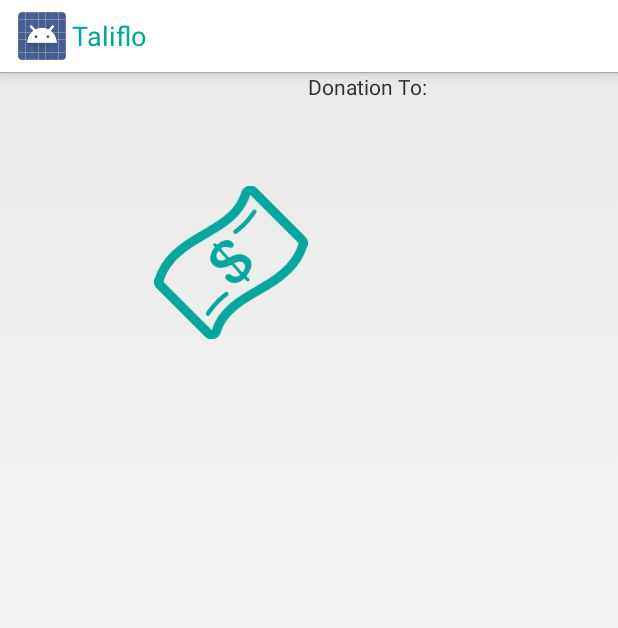
After one commit to Taliflo/giveloco_mobile, an Android app: the layout history_list_item.xml on its own in the app's theme, with its tools: preview values and no code run, on a phone screen of 412 x 824 dp. The commit adds this screen. Shown: the top 628 px of the screen. Run offline under Robolectric (Android 15) with nearby library versions, the phone set to English and light mode, and no system bars; network calls fail.

Commit message:
Model transactions table

```diff
--- /dev/null
+++ b/Android/Taliflo/app/src/main/res/layout/history_list_item.xml
@@ -0,0 +1,33 @@
+<?xml version="1.0" encoding="utf-8"?>
+
+<LinearLayout xmlns:android="http://schemas.android.com/apk/res/android"
+    android:orientation="horizontal"
+    android:layout_width="fill_parent"
+    android:layout_height="wrap_content">
+
+    <View
+        android:layout_width="0dip"
+        android:layout_weight="1"
+        android:layout_height="1dp"
+        />
+
+    <ImageView
+        android:layout_width="0dip"
+        android:layout_height="wrap_content"
+        android:layout_weight="1"
+        android:src="@drawable/money_tb"/>
+
+    <LinearLayout
+        android:layout_width="0dip"
+        android:layout_height="wrap_content"
+        android:layout_weight="2"
+        android:orientation="vertical" >
+
+        <TextView
+            android:layout_width="fill_parent"
+            android:layout_height="wrap_content"
+            android:text="@string/history_donationTo"/>
+
+    </LinearLayout>
+
+</LinearLayout>
--- a/Android/Taliflo/app/src/main/res/values/strings_fragment_redeem.xml
+++ /dev/null
@@ -1,6 +0,0 @@
-<?xml version="1.0" encoding="utf-8"?>
-<resources>
-
-    <string name="dummy_value">$100.00</string>
-    <string name="dummy_supported_causes">14 Supported Causes</string>
-</resources>
--- a/Android/Taliflo/app/src/main/res/values/strings_fragment_search.xml
+++ /dev/null
@@ -1,5 +0,0 @@
-<?xml version="1.0" encoding="utf-8"?>
-<resources>
-    <string name="action_search">Search</string>
-    <string name="search_inputHint">Find businesses and causes</string>
-</resources>
```
Also changed, not shown: Android/Taliflo/app/src/main/java/com/taliflo/app/api/RequestUsers.java (+3 -37 lines), Android/Taliflo/app/src/main/java/com/taliflo/app/api/TalifloRestAPI.java (+52 -0 lines), Android/Taliflo/app/src/main/java/com/taliflo/app/model/Transaction.java (+165 -0 lines), Android/Taliflo/app/src/main/res/values/strings.xml (+69 -3 lines), Android/Taliflo/app/src/main/res/values/strings_activity_login.xml (deleted, +0 -20 lines), Android/Taliflo/app/src/main/res/values/strings_activity_main.xml (deleted, +0 -18 lines), Android/Taliflo/app/src/main/res/values/strings_activity_redeem_voucher.xml (deleted, +0 -15 lines), Android/Taliflo/app/src/main/res/values/strings_fragment_businesses.xml (deleted, +0 -7 lines), Android/Taliflo/app/src/main/res/drawable/money_tb.png (added), Android/Taliflo/app/src/main/res/drawable/voucher_purple.png (added), Android/Taliflo/app/src/main/res/drawable/voucher_tb.png (added).
